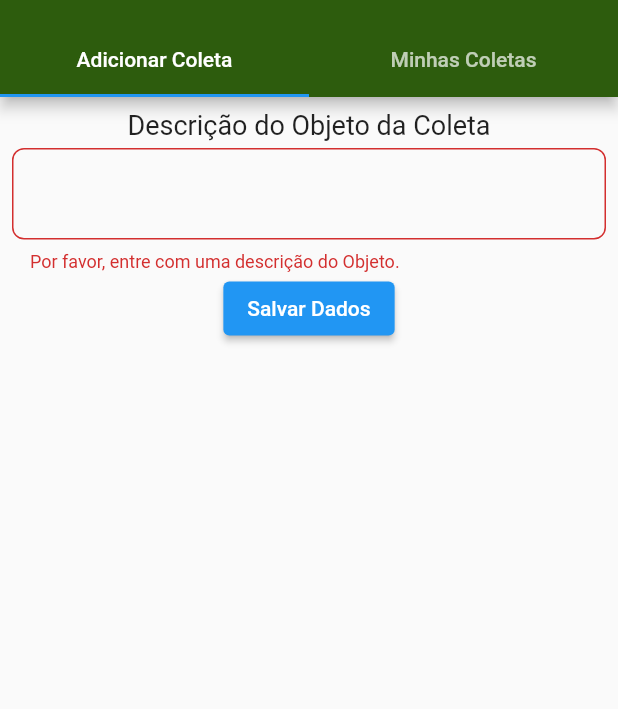
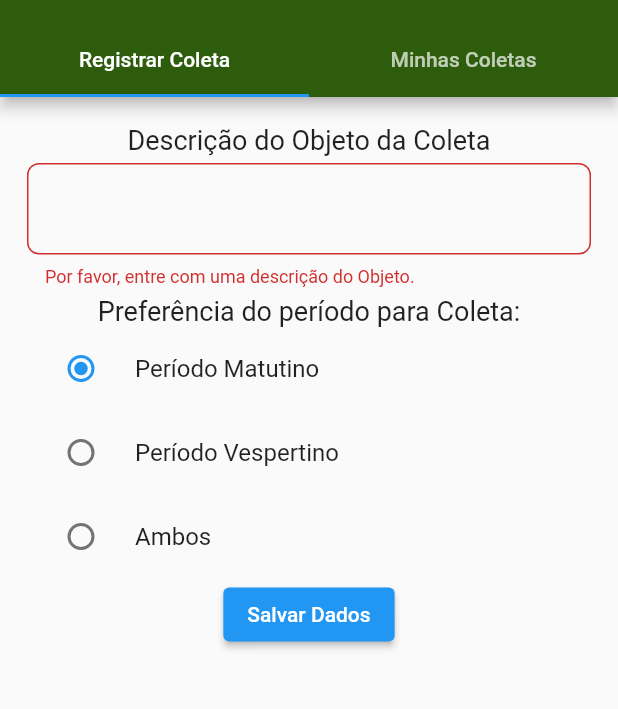
Before and after one commit to Rafael-M1/Cata-treco, a Flutter app: the UserTabPageScreen screen opened directly, after a tap on "Salvar Dados", on a phone screen of 412 x 824 dp, the part 59-768 px from its top. Run offline on Flutter 3.47's test engine with Material 2 defaults, Android fonts, the light colour scheme and no system bars; our stand-ins replace cloud_firestore, firebase_auth, firebase_core; accounts and stored records are empty.

Commit message:
Tabs Registrar Coleta e Minhas Coletas adicionadas

```diff
--- a/lib/models/coleta/coleta.dart
+++ b/lib/models/coleta/coleta.dart
@@ -2,18 +2,22 @@ class Coleta {
   String? dataColeta;
   String? descricaoColeta;
   String? statusColeta;
+  String? preferenciaColeta;
 
   Coleta({
     this.dataColeta,
     this.descricaoColeta,
     this.statusColeta,
+    this.preferenciaColeta,
   });
   //Método para converter formato json em objetos
   factory Coleta.fromMap(Map<String, dynamic> map) {
     return Coleta(
-        dataColeta: map['dataColeta'],
-        descricaoColeta: map['descricaoColeta'],
-        statusColeta: map['statusColeta']);
+      dataColeta: map['dataColeta'],
+      descricaoColeta: map['descricaoColeta'],
+      statusColeta: map['statusColeta'],
+      preferenciaColeta: map['preferenciaColeta'],
+    );
   }
 
   //Método para conversão para MAP, para permitir que possamos enviar informações ao Firebase
@@ -22,6 +26,7 @@ class Coleta {
       'dataColeta': dataColeta,
       'descricaoColeta': descricaoColeta,
       'statusColeta': statusColeta,
+      'preferenciaColeta': preferenciaColeta,
     };
   }
 }
--- a/lib/models/coleta/coleta_services.dart
+++ b/lib/models/coleta/coleta_services.dart
@@ -17,10 +17,10 @@ class ColetaServices {
         .add(coleta.toMap());
   }
 
-  Stream<QuerySnapshot> getColetaList(Usuario usuario) {
+  Stream<QuerySnapshot> getColetaList(String id) {
     //definimos que tipo de dados pode conter a listagem vindo do firebase
     CollectionReference coletasCollection =
-        _firestore.collection('Usuarios').doc(usuario.id).collection("Coletas");
+        _firestore.collection('Usuarios').doc(id).collection("Coletas");
     return coletasCollection.snapshots();
   }
 }
--- a/lib/models/user/usuario_services.dart
+++ b/lib/models/user/usuario_services.dart
@@ -58,12 +58,13 @@ class UsuarioServices {
 
   addUsuario(Usuario usuario, String id) async {
     await _firestore.collection("Usuarios").doc(id).set(
-          usuario
-              .toMap(), //toMap faz a conversão do objeto em um MAP para ser persistido no Firebase, enviamos dados em formato Json
+          usuario.toMap(),
         );
+    //toMap faz a conversão do objeto em um MAP para ser persistido no Firebase, enviamos dados em formato Json
   }
 
-  Usuario getUsuarioLogado(String id, Usuario usuario) {
+  Usuario getUsuarioLogado(String id) {
+    Usuario usuario = Usuario();
     _firestore.collection('Usuarios').doc(id).get().then((data) {
       usuario.id = data['id'];
       usuario.nome = data['nome'];
@@ -72,17 +73,6 @@ class UsuarioServices {
       usuario.telefone = data['telefone'];
       usuario.confirmPassword = data['confirmPassword'];
     });
-
-    // if (docSnapshot.exists) {
-    //   Map<String, dynamic>? data = docSnapshot.data();
-    //   usuario.nome = data?['nome'];
-    //   usuario.telefone = data?['telefone'];
-    //   usuario.email = data?['email'];
-    //   usuario.id = data?['id'];
-    //   usuario.confirmPassword = data?['confirmPassword'];
-    //   usuario.password = data?['password'];
-    // }
-
     return usuario;
   }
 
--- a/lib/screens/profile/user_profile.dart
+++ b/lib/screens/profile/user_profile.dart
@@ -19,9 +19,7 @@ class _UserProfileScreenState extends State<UserProfileScreen> {
   UsuarioServices usuarioServices = UsuarioServices();
   @override
   Widget build(BuildContext context) {
-    Usuario usuarioLogado = Usuario();
-    usuarioLogado =
-        usuarioServices.getUsuarioLogado(userLogado!.uid, usuarioLogado);
+    Usuario usuarioLogado = usuarioServices.getUsuarioLogado(userLogado!.uid);
     return DefaultTabController(
       length: listTabBar.length,
       child: Scaffold(
--- /dev/null
+++ b/lib/screens/tabbars/tab_adicionar_coleta_screen.dart
@@ -0,0 +1,137 @@
+// ignore_for_file: camel_case_types
+
+import 'package:cata_treco/models/coleta/coleta.dart';
+import 'package:cata_treco/models/coleta/coleta_services.dart';
+import 'package:cata_treco/models/user/usuario.dart';
+import 'package:cata_treco/models/user/usuario_services.dart';
+import 'package:firebase_auth/firebase_auth.dart';
+import 'package:flutter/material.dart';
+
+class tabAdicionarColetaScreen extends StatefulWidget {
+  tabAdicionarColetaScreen({Key? key}) : super(key: key);
+
+  @override
+  State<tabAdicionarColetaScreen> createState() =>
+      _tabAdicionarColetaScreenState();
+}
+
+class _tabAdicionarColetaScreenState extends State<tabAdicionarColetaScreen> {
+  User? userLogado = FirebaseAuth.instance.currentUser;
+  UsuarioServices usuarioServices = UsuarioServices();
+  Usuario usuarioLogado = Usuario();
+  Coleta coleta = Coleta();
+  String preferenciaColeta = 'm';
+
+  final GlobalKey<FormState> _formKey = GlobalKey<FormState>();
+  @override
+  Widget build(BuildContext context) {
+    usuarioLogado = usuarioServices.getUsuarioLogado(userLogado!.uid);
+    return Scaffold(
+      body: SingleChildScrollView(
+        child: Padding(
+          padding: const EdgeInsets.all(18.0),
+          child: Form(
+            key: _formKey,
+            child: Column(
+              children: [
+                const Text(
+                  'Descrição do Objeto da Coleta',
+                  style: TextStyle(
+                    fontSize: 18.0,
+                  ),
+                ),
+                const SizedBox(height: 5),
+                TextFormField(
+                  keyboardType: TextInputType.text,
+                  style: const TextStyle(fontSize: 18.0),
+                  validator: (descricao) {
+                    if (descricao == null || descricao.isEmpty) {
+                      return 'Por favor, entre com uma descrição do Objeto.';
+                    }
+                    return null;
+                  },
+                  decoration: InputDecoration(
+                    border: OutlineInputBorder(
+                      borderSide: const BorderSide(
+                        width: 2,
+                        color: Colors.blueGrey,
+                      ),
+                      borderRadius: BorderRadius.circular(8.0),
+                    ),
+                  ),
+                  onSaved: (descricao) => coleta.descricaoColeta = descricao,
+                ),
+                const SizedBox(height: 5),
+                const Text(
+                  'Preferência do período para Coleta:',
+                  style: TextStyle(
+                    fontSize: 18.0,
+                  ),
+                ),
+                RadioListTile(
+                  title: const Text("Período Matutino"),
+                  value: "m",
+                  groupValue: preferenciaColeta,
+                  onChanged: (value) {
+                    setState(() {
+                      preferenciaColeta = (value ?? '') as String;
+                    });
+                  },
+                ),
+                RadioListTile(
+                  title: const Text("Período Vespertino"),
+                  value: "t",
+                  groupValue: preferenciaColeta,
+                  onChanged: (value) {
+                    setState(() {
+                      preferenciaColeta = (value ?? '') as String;
+                    });
+                  },
+                ),
+                RadioListTile(
+                  title: const Text("Ambos"),
+                  value: "a",
+                  groupValue: preferenciaColeta,
+                  onChanged: (value) {
+                    setState(() {
+                      preferenciaColeta = (value ?? '') as String;
+                    });
+                  },
+                ),
+                ElevatedButton(
+                  onPressed: () {
+                    if (_formKey.currentState!.validate()) {
+                      _formKey.currentState!.save();
+
+                      ColetaServices coletaServices = ColetaServices();
+                      coleta.preferenciaColeta = preferenciaColeta;
+                      coleta.statusColeta = "A";
+                      coletaServices.addColeta(usuarioLogado, coleta);
+                      showDialog(
+                        context: context,
+                        builder: (ctx) => AlertDialog(
+                          title: const Text("Coleta registrada com sucesso."),
+                          actions: <Widget>[
+                            Center(
+                              child: ElevatedButton(
+                                onPressed: () {
+                                  Navigator.of(ctx).pop();
+                                },
+                                child: const Text("Fechar"),
+                              ),
+                            ),
+                          ],
+                        ),
+                      );
+                    }
+                  },
+                  child: const Text("Salvar Dados"),
+                ),
+              ],
+            ),
+          ),
+        ),
+      ),
+    );
+  }
+}
--- a/lib/screens/tabbars/tab_bar_page_screen.dart
+++ b/lib/screens/tabbars/tab_bar_page_screen.dart
@@ -1,5 +1,7 @@
 import 'package:cata_treco/models/coleta/coleta.dart';
 import 'package:cata_treco/models/coleta/coleta_services.dart';
+import 'package:cata_treco/screens/tabbars/tab_adicionar_coleta_screen.dart';
+import 'package:cata_treco/screens/tabbars/tab_minhas_coletas.dart';
 import 'package:cloud_firestore/cloud_firestore.dart';
 import 'package:flutter/material.dart';
 
@@ -17,20 +19,17 @@ class UserTabPageScreen extends StatefulWidget {
 }
 
 class _UserTabPageScreenState extends State<UserTabPageScreen> {
-  final GlobalKey<FormState> _formKey = GlobalKey<FormState>();
   List<String> listTabBar = [
-    'Adicionar Coleta',
+    'Registrar Coleta',
     'Minhas Coletas',
     //'Coletas Finalizadas'
   ];
+  User? userLogado = FirebaseAuth.instance.currentUser;
 
   @override
   Widget build(BuildContext context) {
-    User? userLogado = FirebaseAuth.instance.currentUser;
     UsuarioServices usuarioServices = UsuarioServices();
-    Usuario usuarioLogado = Usuario();
-    usuarioLogado =
-        usuarioServices.getUsuarioLogado(userLogado!.uid, usuarioLogado);
+    Usuario usuarioLogado = usuarioServices.getUsuarioLogado(userLogado!.uid);
     ColetaServices coletaServices = ColetaServices();
 
     final Coleta coleta = Coleta();
@@ -91,9 +90,8 @@ class _UserTabPageScreenState extends State<UserTabPageScreen> {
         ),
         body: TabBarView(
           children: [
-            tabAdicionarColeta(usuarioLogado, coleta),
-            tabMinhasColetas(usuarioLogado, coletaServices),
-            //const Center(child: Text('TABBAR3')),
+            tabAdicionarColetaScreen(),
+            const tabMinhasColetasScreen(),
           ],
         ),
       ),
@@ -117,113 +115,58 @@ class _UserTabPageScreenState extends State<UserTabPageScreen> {
     }
   }
 
-  Widget tabAdicionarColeta(Usuario usuarioLogado, Coleta coleta) {
-    //dataColeta descricaoColeta statusColeta;
-    return SingleChildScrollView(
-      child: Padding(
-        padding: const EdgeInsets.all(8.0),
-        child: Form(
-          key: _formKey,
-          child: Column(
-            children: [
-              const Text(
-                'Descrição do Objeto da Coleta',
-                style: TextStyle(
-                  fontSize: 18.0,
-                ),
-              ),
-              const SizedBox(height: 5),
-              TextFormField(
-                keyboardType: TextInputType.text,
-                style: const TextStyle(fontSize: 18.0),
-                validator: (descricao) {
-                  if (descricao == null || descricao.isEmpty) {
-                    return 'Por favor, entre com uma descrição do Objeto.';
-                  }
-                  return null;
-                },
-                decoration: InputDecoration(
-                  border: OutlineInputBorder(
-                    borderSide: const BorderSide(
-                      width: 2,
-                      color: Colors.blueGrey,
-                    ),
-                    borderRadius: BorderRadius.circular(8.0),
-                  ),
-                ),
-                onSaved: (descricao) => coleta.descricaoColeta = descricao,
-              ),
-              ElevatedButton(
-                onPressed: () {
-                  if (_formKey.currentState!.validate()) {
-                    _formKey.currentState!.save();
-
-                    ColetaServices coletaServices = ColetaServices();
-                    coleta.statusColeta = "A";
-                    coletaServices.addColeta(usuarioLogado, coleta);
-                  }
-                },
-                child: const Text("Salvar Dados"),
-              ),
-            ],
-          ),
-        ),
-      ),
-    );
-  }
-
-  tabMinhasColetas(Usuario usuarioLogado, ColetaServices coletaServices) {
-    return Material(
-      child: StreamBuilder<QuerySnapshot>(
-        //O stream é a propriedade que vai receber o fluxo de dados vindo do Firebase
-        stream: coletaServices.getColetaList(usuarioLogado),
-        builder: (BuildContext context, snapshot) {
-          if (!snapshot.hasData) {
-            return const Center(
-              child: CircularProgressIndicator(),
-            );
-          }
-          if (snapshot.hasData && snapshot.data != null) {
-            //precisamos obter uma referencia da listagem
-            final List<DocumentSnapshot> docSnap = snapshot.data!.docs;
-            return Scaffold(
-              body: ListView.separated(
-                  itemBuilder: (context, index) {
-                    return ListTile(
-                      title:
-                          Text(docSnap[index].get('descricaoColeta') + "teste"),
-                      subtitle: Text(docSnap[index].get('statusColeta')),
-                      shape: RoundedRectangleBorder(
-                        borderRadius: BorderRadius.circular(8.0),
-                      ),
-                    );
-                  }, //Propriedade para construir o widget que vai apresentar os dados
-                  separatorBuilder: (context, index) => const SizedBox(
-                        height: 10,
-                      ), //separador, mostra uma separação na listagem
-                  itemCount: docSnap
-                      .length //informa quantos items tem na listagem do stream
-                  ),
-            );
-          } else if (snapshot.connectionState == ConnectionState.done &&
-              snapshot.data == null) {
-            return Center(
-              child: ListView(
-                children: const [
-                  Align(
-                    alignment: AlignmentDirectional.center,
-                    child: Text("Não há dados disponíveis"),
-                  )
-                ],
-              ),
-            );
-          } else {
-            return const Center(
-              child: CircularProgressIndicator(),
-            );
-          }
-        },
-      ),
-    );
-  }
+  // tabMinhasColetas(Usuario usuarioLogado, ColetaServices coletaServices) {
+  //   return Material(
+  //     child: StreamBuilder<QuerySnapshot>(
+  //       //O stream é a propriedade que vai receber o fluxo de dados vindo do Firebase
+  //       stream: coletaServices.getColetaList(usuarioLogado),
+  //       builder: (BuildContext context, snapshot) {
+  //         if (!snapshot.hasData) {
+  //           return const Center(
+  //             child: CircularProgressIndicator(),
+  //           );
+  //         }
+  //         if (snapshot.hasData && snapshot.data != null) {
+  //           //precisamos obter uma referencia da listagem
+  //           final List<DocumentSnapshot> docSnap = snapshot.data!.docs;
+  //           return Scaffold(
+  //             body: ListView.separated(
+  //                 itemBuilder: (context, index) {
+  //                   return ListTile(
+  //                     title:
+  //                         Text(docSnap[index].get('descricaoColeta') + "teste"),
+  //                     subtitle: Text(docSnap[index].get('statusColeta')),
+  //                     shape: RoundedRectangleBorder(
+  //                       borderRadius: BorderRadius.circular(8.0),
+  //                     ),
+  //                   );
+  //                 }, //Propriedade para construir o widget que vai apresentar os dados
+  //                 separatorBuilder: (context, index) => const SizedBox(
+  //                       height: 10,
+  //                     ), //separador, mostra uma separação na listagem
+  //                 itemCount: docSnap
+  //                     .length //informa quantos items tem na listagem do stream
+  //                 ),
+  //           );
+  //         } else if (snapshot.connectionState == ConnectionState.done &&
+  //             snapshot.data == null) {
+  //           return Center(
+  //             child: ListView(
+  //               children: const [
+  //                 Align(
+  //                   alignment: AlignmentDirectional.center,
+  //                   child: Text("Não há dados disponíveis"),
+  //                 )
+  //               ],
+  //             ),
+  //           );
+  //         } else {
+  //           return const Center(
+  //             child: CircularProgressIndicator(),
+  //           );
+  //         }
+  //       },
+  //     ),
+  //   );
+  // }
 }
--- a/lib/screens/utils/first_page_AL_screen.dart
+++ b/lib/screens/utils/first_page_AL_screen.dart
@@ -12,9 +12,7 @@ class FirstPageALScreen extends StatelessWidget {
   Widget build(BuildContext context) {
     User? userLogado = FirebaseAuth.instance.currentUser;
     UsuarioServices usuarioServices = UsuarioServices();
-    Usuario usuarioLogado = Usuario();
-    usuarioLogado =
-        usuarioServices.getUsuarioLogado(userLogado!.uid, usuarioLogado);
+    Usuario usuarioLogado = usuarioServices.getUsuarioLogado(userLogado!.uid);
     return Scaffold(
       appBar: AppBar(
         title: const Text('Cata-Treco'),
```
Also changed, not shown: lib/screens/tabbars/tab_minhas_coletas.dart (added, +93 -0 lines).
